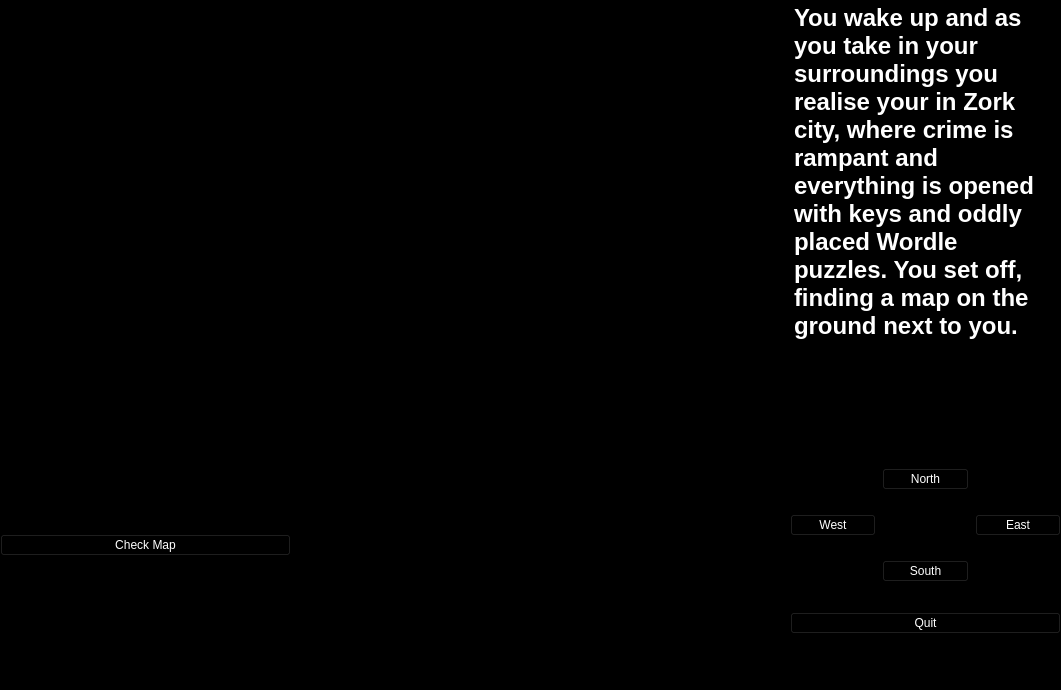
Before: the Qt Designer form ZorkQT/mainwindow.ui in Jackobrien4555/CS4076-Zork, drawn with Qt 5.
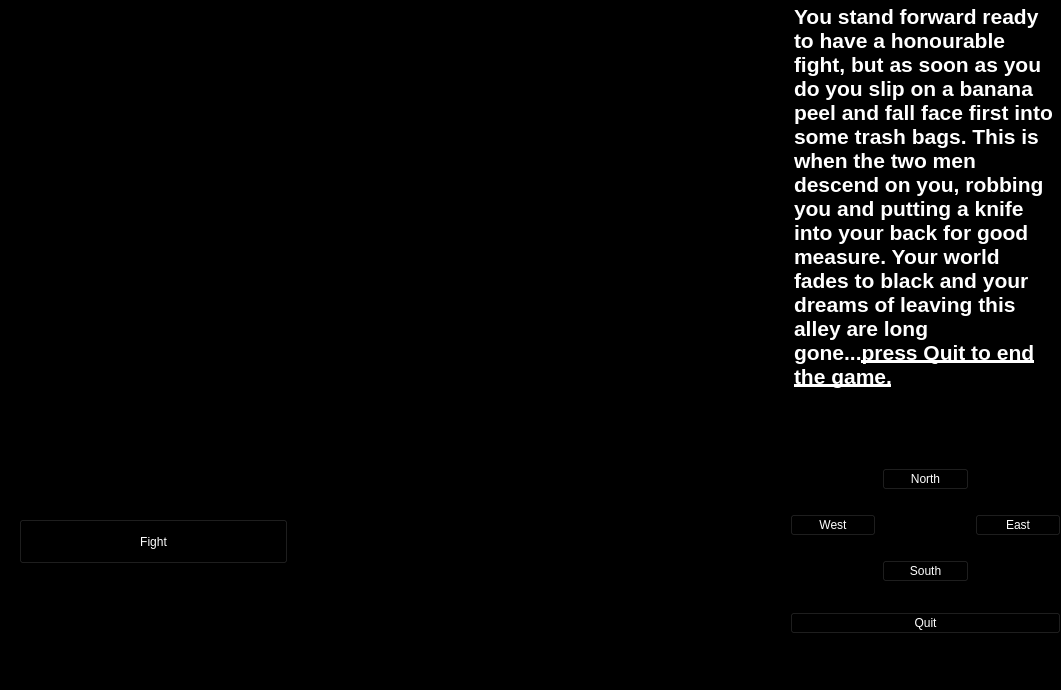
After: the same form once the commit is applied. The open tabs and pages were chosen to show the change. Icons and pictures are not drawn.

What changed in the file:
```diff
--- a/ZorkQT/mainwindow.ui
+++ b/ZorkQT/mainwindow.ui
@@ -19,35 +19,6 @@
 </string>
   </property>
   <widget class="QWidget" name="centralwidget">
-   <widget class="QWidget" name="verticalWidget_2" native="true">
-    <property name="geometry">
-     <rect>
-      <x>0</x>
-      <y>450</y>
-      <width>291</width>
-      <height>191</height>
-     </rect>
-    </property>
-    <property name="styleSheet">
-     <string notr="true">background-color: rgb(0, 0, 0);
-</string>
-    </property>
-    <layout class="QVBoxLayout" name="verticalLayout_2">
-     <item>
-      <widget class="QPushButton" name="pushButton_2">
-       <property name="styleSheet">
-        <string notr="true">
-font: 600 16pt &quot;Yu Gothic UI Semibold&quot;;
-background-color: rgb(0, 0, 0);
-</string>
-       </property>
-       <property name="text">
-        <string>Check Map</string>
-       </property>
-      </widget>
-     </item>
-    </layout>
-   </widget>
    <widget class="QWidget" name="horizontalWidget" native="true">
     <property name="geometry">
      <rect>
@@ -348,6 +319,44 @@
          </property>
         </widget>
        </widget>
+       <widget class="QWidget" name="gameOver1">
+        <widget class="QTextEdit" name="textEdit_9">
+         <property name="geometry">
+          <rect>
+           <x>0</x>
+           <y>0</y>
+           <width>271</width>
+           <height>451</height>
+          </rect>
+         </property>
+         <property name="html">
+          <string>&lt;!DOCTYPE HTML PUBLIC &quot;-//W3C//DTD HTML 4.0//EN&quot; &quot;http://www.w3.org/TR/REC-html40/strict.dtd&quot;&gt;
+&lt;html&gt;&lt;head&gt;&lt;meta name=&quot;qrichtext&quot; content=&quot;1&quot; /&gt;&lt;meta charset=&quot;utf-8&quot; /&gt;&lt;style type=&quot;text/css&quot;&gt;
+p, li { white-space: pre-wrap; }
+&lt;/style&gt;&lt;/head&gt;&lt;body style=&quot; font-family:'Segoe UI'; font-size:9pt; font-weight:400; font-style:normal;&quot;&gt;
+&lt;p style=&quot; margin-top:0px; margin-bottom:0px; margin-left:0px; margin-right:0px; -qt-block-indent:0; text-indent:0px;&quot;&gt;&lt;span style=&quot; font-size:16pt; font-weight:700;&quot;&gt;You stand forward ready to have a honourable fight, but as soon as you do you slip on a banana peel and fall face first into some trash bags. This is when the two men descend on you, robbing you and putting a knife into your back for good measure. Your world fades to black and your dreams of leaving this alley are long gone...&lt;/span&gt;&lt;span style=&quot; font-size:16pt; font-weight:700; text-decoration: underline;&quot;&gt;press Quit to end the game.&lt;/span&gt;&lt;/p&gt;&lt;/body&gt;&lt;/html&gt;</string>
+         </property>
+        </widget>
+       </widget>
+       <widget class="QWidget" name="keyTaken">
+        <widget class="QTextEdit" name="textEdit_10">
+         <property name="geometry">
+          <rect>
+           <x>0</x>
+           <y>0</y>
+           <width>271</width>
+           <height>451</height>
+          </rect>
+         </property>
+         <property name="html">
+          <string>&lt;!DOCTYPE HTML PUBLIC &quot;-//W3C//DTD HTML 4.0//EN&quot; &quot;http://www.w3.org/TR/REC-html40/strict.dtd&quot;&gt;
+&lt;html&gt;&lt;head&gt;&lt;meta name=&quot;qrichtext&quot; content=&quot;1&quot; /&gt;&lt;meta charset=&quot;utf-8&quot; /&gt;&lt;style type=&quot;text/css&quot;&gt;
+p, li { white-space: pre-wrap; }
+&lt;/style&gt;&lt;/head&gt;&lt;body style=&quot; font-family:'Segoe UI'; font-size:9pt; font-weight:400; font-style:normal;&quot;&gt;
+&lt;p style=&quot; margin-top:0px; margin-bottom:0px; margin-left:0px; margin-right:0px; -qt-block-indent:0; text-indent:0px;&quot;&gt;&lt;span style=&quot; font-size:16pt; font-weight:700;&quot;&gt;After searching through piles of rubbish, you feel the metal handle of a key! Putting it in your pocket, you get ready to head back to the bar.&lt;/span&gt;&lt;/p&gt;&lt;/body&gt;&lt;/html&gt;</string>
+         </property>
+        </widget>
+       </widget>
       </widget>
      </item>
     </layout>
@@ -402,6 +411,83 @@
      </widget>
     </widget>
    </widget>
+   <widget class="QStackedWidget" name="interactWidget">
+    <property name="geometry">
+     <rect>
+      <x>9</x>
+      <y>459</y>
+      <width>281</width>
+      <height>161</height>
+     </rect>
+    </property>
+    <property name="currentIndex">
+     <number>1</number>
+    </property>
+    <widget class="QWidget" name="fpage">
+     <widget class="QPushButton" name="fight">
+      <property name="geometry">
+       <rect>
+        <x>10</x>
+        <y>60</y>
+        <width>269</width>
+        <height>45</height>
+       </rect>
+      </property>
+      <property name="styleSheet">
+       <string notr="true">
+font: 600 16pt &quot;Yu Gothic UI Semibold&quot;;
+background-color: rgb(0, 0, 0);
+</string>
+      </property>
+      <property name="text">
+       <string>Fight</string>
+      </property>
+     </widget>
+    </widget>
+    <widget class="QWidget" name="startpage"/>
+    <widget class="QWidget" name="keypage">
+     <widget class="QPushButton" name="Search">
+      <property name="geometry">
+       <rect>
+        <x>10</x>
+        <y>60</y>
+        <width>269</width>
+        <height>45</height>
+       </rect>
+      </property>
+      <property name="styleSheet">
+       <string notr="true">
+font: 600 16pt &quot;Yu Gothic UI Semibold&quot;;
+background-color: rgb(0, 0, 0);
+</string>
+      </property>
+      <property name="text">
+       <string>Search</string>
+      </property>
+     </widget>
+    </widget>
+    <widget class="QWidget" name="Opendoor">
+     <widget class="QPushButton" name="Unlock">
+      <property name="geometry">
+       <rect>
+        <x>0</x>
+        <y>60</y>
+        <width>269</width>
+        <height>45</height>
+       </rect>
+      </property>
+      <property name="styleSheet">
+       <string notr="true">
+font: 600 16pt &quot;Yu Gothic UI Semibold&quot;;
+background-color: rgb(0, 0, 0);
+</string>
+      </property>
+      <property name="text">
+       <string>Unlock</string>
+      </property>
+     </widget>
+    </widget>
+   </widget>
   </widget>
   <widget class="QMenuBar" name="menubar">
    <property name="geometry">
```
Left out of the diff: 7 changed lines with no effect on the pictures.
